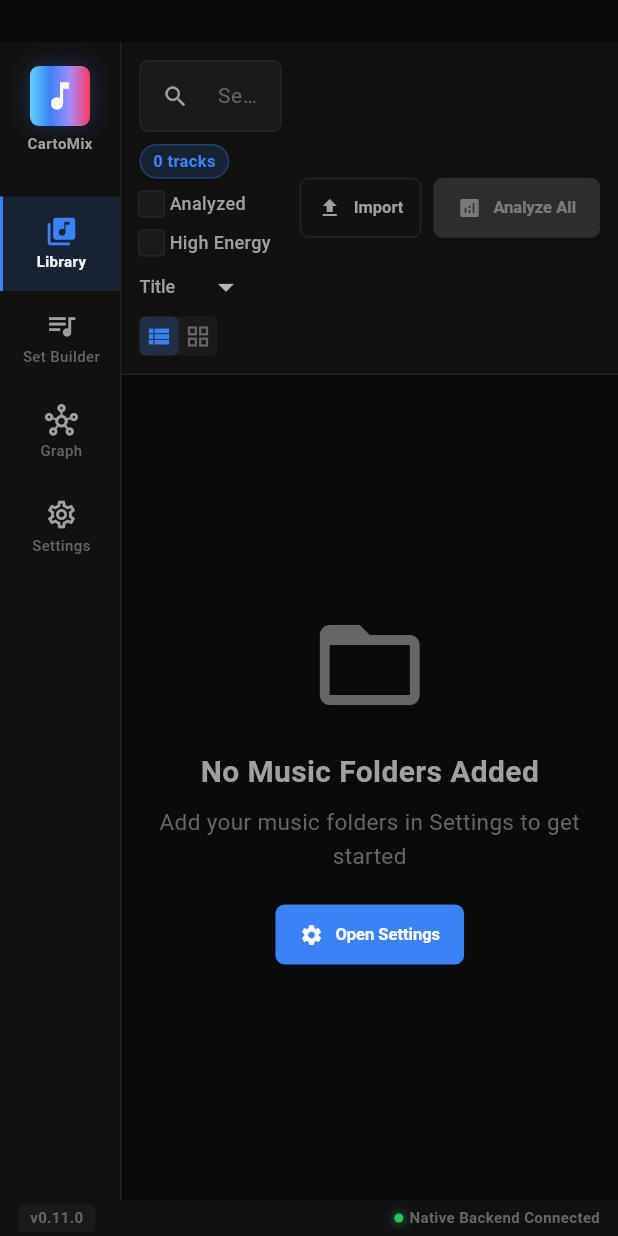
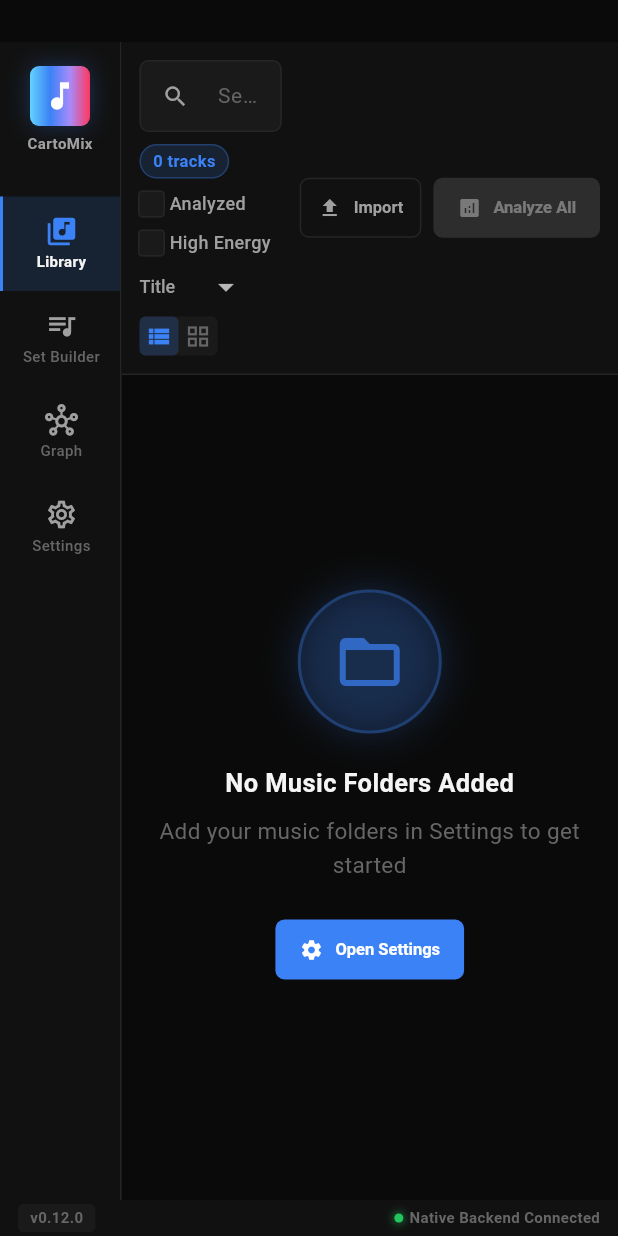
Before and after one commit to ParkWardRR/CartoMix---DJ-Set-Prep-Copilot, a Flutter app: the MainScreen screen opened directly, on a phone screen of 412 x 824 dp. Run offline on Flutter 3.47's test engine with Material 3 defaults, Android fonts, the phone set to English and light mode, and no system bars; our stand-ins replace flutter_riverpod, shared_preferences; missing offline and left inert: window_manager; accounts and stored records are empty.

Commit message:
Add UX/UI overhaul with animated empty states (v0.12.0)
- Add standardized EmptyState widget with elastic spring animations
- Add CompactEmptyState for inline use cases
- Update Library screen with enhanced empty state animations
- Update Set Builder screen to use EmptyState component
- Update Graph screen to use standardized EmptyState
- Add glow effects and staggered text fade animations
- Update version to 0.12.0
- Update roadmap and changelog

Co-Authored-By: Claude Opus 4.5 <noreply@anthropic.com>

```diff
--- a/cartomix_flutter/lib/ui/screens/library_screen.dart
+++ b/cartomix_flutter/lib/ui/screens/library_screen.dart
@@ -9,6 +9,7 @@ import '../widgets/library/track_card.dart';
 import '../widgets/library/track_list_item.dart';
 import '../widgets/waveform/waveform_view.dart';
 import '../widgets/import/import_dialog.dart';
+import '../widgets/common/empty_state.dart';
 
 /// Library screen showing all tracks with search and filtering
 class LibraryScreen extends ConsumerWidget {
@@ -407,35 +408,107 @@ class _TrackDisplay extends ConsumerWidget {
     required String subtitle,
     Widget? action,
   }) {
+    // Enhanced empty state with v0.12.0 animations
     return Center(
       key: const Key('library.emptyState'),
       child: Column(
         mainAxisSize: MainAxisSize.min,
         children: [
-          Icon(
+          // Animated icon container
+          TweenAnimationBuilder<double>(
+            tween: Tween(begin: 0.0, end: 1.0),
+            duration: const Duration(milliseconds: 600),
+            curve: Curves.elasticOut,
+            builder: (context, value, child) {
+              return Transform.scale(
+                scale: value,
+                child: child,
+              );
+            },
+            child: Container(
+              width: 96,
+              height: 96,
+              decoration: BoxDecoration(
+                color: CartoMixColors.primary.withValues(alpha: 0.1),
+                shape: BoxShape.circle,
+                border: Border.all(
+                  color: CartoMixColors.primary.withValues(alpha: 0.3),
+                  width: 2,
+                ),
+                boxShadow: [
+                  BoxShadow(
+                    color: CartoMixColors.primary.withValues(alpha: 0.2),
+                    blurRadius: 20,
+                    spreadRadius: 2,
+                  ),
+                ],
+              ),
+              child: Icon(
                 icon,
-            size: 80,
-            color: CartoMixColors.textMuted,
+                size: 48,
+                color: CartoMixColors.primary.withValues(alpha: 0.7),
               ),
-          const SizedBox(height: CartoMixSpacing.lg),
-          Text(
+            ),
+          ),
+          const SizedBox(height: CartoMixSpacing.xl),
+          // Title with fade animation
+          TweenAnimationBuilder<double>(
+            tween: Tween(begin: 0.0, end: 1.0),
+            duration: const Duration(milliseconds: 400),
+            curve: Curves.easeOut,
+            builder: (context, value, child) {
+              return Opacity(
+                opacity: value,
+                child: Transform.translate(
+                  offset: Offset(0, 10 * (1 - value)),
+                  child: child,
+                ),
+              );
+            },
+            child: Text(
               title,
               style: CartoMixTypography.headline.copyWith(
-              color: CartoMixColors.textSecondary,
-              fontSize: 20,
+                color: CartoMixColors.textPrimary,
+              ),
+              textAlign: TextAlign.center,
             ),
           ),
           const SizedBox(height: CartoMixSpacing.sm),
-          Text(
+          TweenAnimationBuilder<double>(
+            tween: Tween(begin: 0.0, end: 1.0),
+            duration: const Duration(milliseconds: 500),
+            curve: Curves.easeOut,
+            builder: (context, value, child) {
+              return Opacity(
+                opacity: value,
+                child: child,
+              );
+            },
+            child: Text(
               subtitle,
               style: CartoMixTypography.body.copyWith(
                 color: CartoMixColors.textMuted,
               ),
               textAlign: TextAlign.center,
             ),
+          ),
           if (action != null) ...[
-            const SizedBox(height: CartoMixSpacing.lg),
-            action,
+            const SizedBox(height: CartoMixSpacing.xl),
+            TweenAnimationBuilder<double>(
+              tween: Tween(begin: 0.0, end: 1.0),
+              duration: const Duration(milliseconds: 600),
+              curve: Curves.easeOut,
+              builder: (context, value, child) {
+                return Opacity(
+                  opacity: value,
+                  child: Transform.translate(
+                    offset: Offset(0, 20 * (1 - value)),
+                    child: child,
+                  ),
+                );
+              },
+              child: action,
+            ),
           ],
         ],
       ),
--- a/cartomix_flutter/lib/ui/screens/main_screen.dart
+++ b/cartomix_flutter/lib/ui/screens/main_screen.dart
@@ -247,7 +247,7 @@ class _MainScreenState extends State<MainScreen> {
               borderRadius: BorderRadius.circular(CartoMixSpacing.radiusSm),
             ),
             child: Text(
-              'v0.11.0',
+              'v0.12.0',
               style: CartoMixTypography.badgeSmall.copyWith(
                 color: CartoMixColors.textMuted,
               ),
--- a/cartomix_flutter/lib/ui/widgets/widgets.dart
+++ b/cartomix_flutter/lib/ui/widgets/widgets.dart
@@ -21,3 +21,6 @@ export 'export/export_dialog.dart';
 
 // Import widgets
 export 'import/import_dialog.dart';
+
+// Common widgets
+export 'common/empty_state.dart';
--- a/cartomix_flutter/pubspec.yaml
+++ b/cartomix_flutter/pubspec.yaml
@@ -1,7 +1,7 @@
 name: cartomix_flutter
 description: CartoMix DJ Set Prep Copilot - Flutter UI with native Swift backend
 publish_to: 'none'
-version: 0.11.0+1
+version: 0.12.0+1
 
 environment:
   sdk: ^3.6.0
```
Also changed, not shown: cartomix_flutter/lib/ui/screens/set_builder_screen.dart (+12 -40 lines), cartomix_flutter/lib/ui/widgets/common/empty_state.dart (added, +188 -0 lines), cartomix_flutter/lib/ui/widgets/graph/force_directed_graph.dart (+6 -39 lines), 2 other files. Lines whose indentation alone changed are shown as unchanged.
